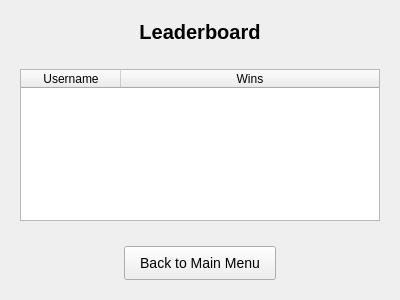
Old version of the form python_client/views/ui/qt_leaderboard_view.ui in the repository YuriHa-op/Hangman.
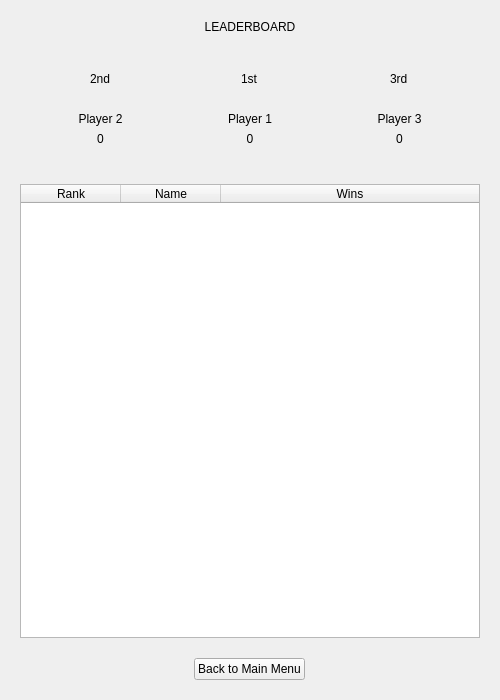
New version of the form.

Patch:
```diff
--- a/python_client/views/ui/qt_leaderboard_view.ui
+++ b/python_client/views/ui/qt_leaderboard_view.ui
@@ -6,8 +6,8 @@
    <rect>
     <x>0</x>
     <y>0</y>
-    <width>400</width>
-    <height>300</height>
+    <width>500</width>
+    <height>700</height>
    </rect>
   </property>
   <property name="windowTitle">
@@ -15,7 +15,7 @@
   </property>
   <layout class="QVBoxLayout" name="verticalLayout">
    <property name="spacing">
-    <number>15</number>
+    <number>20</number>
    </property>
    <property name="leftMargin">
     <number>20</number>
@@ -31,17 +31,176 @@
    </property>
    <item>
     <widget class="QLabel" name="title_label">
-     <property name="styleSheet">
-      <string notr="true">font-size: 20px; font-weight: bold; margin-bottom: 10px;</string>
-     </property>
      <property name="text">
-      <string>Leaderboard</string>
+      <string>LEADERBOARD</string>
      </property>
      <property name="alignment">
       <set>Qt::AlignCenter</set>
      </property>
     </widget>
    </item>
+   <item>
+    <widget class="QWidget" name="podium_container" native="true">
+     <layout class="QHBoxLayout" name="horizontalLayout">
+      <item>
+       <widget class="QWidget" name="second_place_widget" native="true">
+        <property name="class" stdset="0">
+         <string>podium_place_widget</string>
+        </property>
+        <layout class="QVBoxLayout" name="verticalLayout_3">
+         <item alignment="Qt::AlignHCenter">
+          <widget class="QLabel" name="second_place_rank_label">
+           <property name="text">
+            <string>2nd</string>
+           </property>
+           <property name="class" stdset="0">
+            <string>rank_label</string>
+           </property>
+          </widget>
+         </item>
+         <item alignment="Qt::AlignHCenter">
+          <widget class="QLabel" name="second_place_avatar_label">
+           <property name="text">
+            <string/>
+           </property>
+          </widget>
+         </item>
+         <item>
+          <widget class="QLabel" name="second_place_name_label">
+           <property name="text">
+            <string>Player 2</string>
+           </property>
+           <property name="alignment">
+            <set>Qt::AlignCenter</set>
+           </property>
+           <property name="class" stdset="0">
+            <string>name_label</string>
+           </property>
+          </widget>
+         </item>
+         <item>
+          <widget class="QLabel" name="second_place_score_label">
+           <property name="text">
+            <string>0</string>
+           </property>
+           <property name="alignment">
+            <set>Qt::AlignCenter</set>
+           </property>
+           <property name="class" stdset="0">
+            <string>score_label</string>
+           </property>
+          </widget>
+         </item>
+        </layout>
+       </widget>
+      </item>
+      <item>
+       <widget class="QWidget" name="first_place_widget" native="true">
+        <property name="class" stdset="0">
+         <string>podium_place_widget</string>
+        </property>
+        <layout class="QVBoxLayout" name="verticalLayout_2">
+         <item alignment="Qt::AlignHCenter">
+          <widget class="QLabel" name="first_place_rank_label">
+           <property name="text">
+            <string>1st</string>
+           </property>
+           <property name="class" stdset="0">
+            <string>rank_label</string>
+           </property>
+          </widget>
+         </item>
+         <item alignment="Qt::AlignHCenter">
+          <widget class="QLabel" name="first_place_avatar_label">
+           <property name="text">
+            <string/>
+           </property>
+          </widget>
+         </item>
+         <item>
+          <widget class="QLabel" name="first_place_name_label">
+           <property name="text">
+            <string>Player 1</string>
+           </property>
+           <property name="alignment">
+            <set>Qt::AlignCenter</set>
+           </property>
+           <property name="class" stdset="0">
+            <string>name_label</string>
+           </property>
+          </widget>
+         </item>
+         <item>
+          <widget class="QLabel" name="first_place_score_label">
+           <property name="text">
+            <string>0</string>
+           </property>
+           <property name="alignment">
+            <set>Qt::AlignCenter</set>
+           </property>
+           <property name="class" stdset="0">
+            <string>score_label</string>
+           </property>
+          </widget>
+         </item>
+        </layout>
+       </widget>
+      </item>
+      <item>
+       <widget class="QWidget" name="third_place_widget" native="true">
+        <property name="class" stdset="0">
+         <string>podium_place_widget</string>
+        </property>
+        <layout class="QVBoxLayout" name="verticalLayout_4">
+         <item alignment="Qt::AlignHCenter">
+          <widget class="QLabel" name="third_place_rank_label">
+           <property name="text">
+            <string>3rd</string>
+           </property>
+           <property name="class" stdset="0">
+            <string>rank_label</string>
+           </property>
+          </widget>
+         </item>
+         <item alignment="Qt::AlignHCenter">
+          <widget class="QLabel" name="third_place_avatar_label">
+           <property name="text">
+            <string/>
+           </property>
+          </widget>
+         </item>
+         <item>
+          <widget class="QLabel" name="third_place_name_label">
+           <property name="text">
+            <string>Player 3</string>
+           </property>
+           <property name="alignment">
+            <set>Qt::AlignCenter</set>
+           </property>
+           <property name="class" stdset="0">
+            <string>name_label</string>
+           </property>
+          </widget>
+         </item>
+         <item>
+          <widget class="QLabel" name="third_place_score_label">
+           <property name="text">
+            <string>0</string>
+           </property>
+           <property name="alignment">
+            <set>Qt::AlignCenter</set>
+           </property>
+           <property name="class" stdset="0">
+            <string>score_label</string>
+           </property>
+          </widget>
+         </item>
+        </layout>
+       </widget>
+      </item>
+     </layout>
+    </widget>
+   </item>
    <item>
     <widget class="QTableWidget" name="leaderboard_table">
      <property name="editTriggers">
@@ -55,7 +214,12 @@
      </attribute>
      <column>
       <property name="text">
-       <string>Username</string>
+       <string>Rank</string>
+      </property>
+     </column>
+     <column>
+      <property name="text">
+       <string>Name</string>
       </property>
      </column>
      <column>
@@ -67,9 +231,6 @@
    </item>
    <item alignment="Qt::AlignCenter">
     <widget class="QPushButton" name="back_button">
-     <property name="styleSheet">
-      <string notr="true">padding: 8px 15px; font-size: 14px; margin-top: 10px;</string>
-     </property>
      <property name="text">
       <string>Back to Main Menu</string>
      </property>
```
